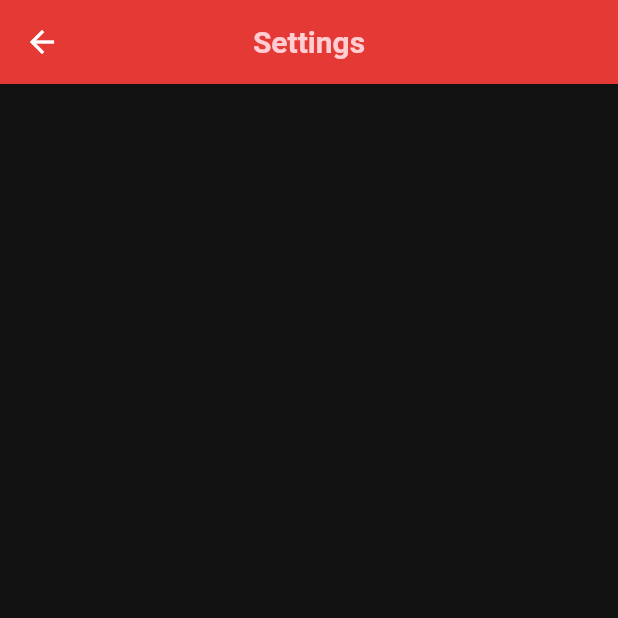
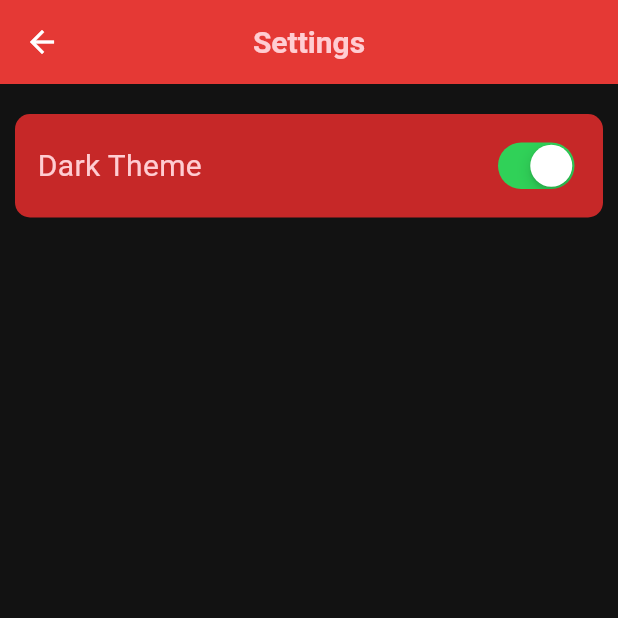
Before and after one commit to harshit-jain52/ChatApp, a Flutter app: the screen it shows once a user with an empty profile is signed in, in the side drawer, after a tap on "SETTINGS", on a phone screen of 412 x 824 dp, the top half of it. Run offline on Flutter 3.47's test engine with Material 3 defaults, Android fonts, the phone set to English and light mode, and no system bars; our stand-ins replace cloud_firestore, firebase_auth, firebase_core; accounts and stored records are empty.

Commit message:
Toggle theme

```diff
--- a/lib/main.dart
+++ b/lib/main.dart
@@ -1,8 +1,8 @@
 import 'package:chatapp/services/auth/auth_gate.dart';
-import 'package:chatapp/themes/dark_mode.dart';
-// import 'package:chatapp/themes/light_mode.dart';
+import 'package:chatapp/themes/theme_provider.dart';
 import 'package:flutter/material.dart';
 import 'package:firebase_core/firebase_core.dart';
+import 'package:provider/provider.dart';
 import 'firebase_options.dart';
 
 void main() async {
@@ -11,9 +11,21 @@ void main() async {
     options: DefaultFirebaseOptions.currentPlatform,
   );
 
-  runApp(MaterialApp(
-    home: const AuthGate(),
-    theme: darkMode,
-    debugShowCheckedModeBanner: false,
+  runApp(ChangeNotifierProvider(
+    create: (context) => ThemeProvider(),
+    child: const MyApp(),
   ));
 }
+
+class MyApp extends StatelessWidget {
+  const MyApp({super.key});
+
+  @override
+  Widget build(BuildContext context) {
+    return MaterialApp(
+      home: const AuthGate(),
+      theme: Provider.of<ThemeProvider>(context).themeData,
+      debugShowCheckedModeBanner: false,
+    );
+  }
+}
--- a/lib/screens/settings.dart
+++ b/lib/screens/settings.dart
@@ -1,13 +1,41 @@
 import 'package:chatapp/components/title_bar.dart';
+import 'package:chatapp/themes/theme_provider.dart';
+import 'package:flutter/cupertino.dart';
 import 'package:flutter/material.dart';
+import 'package:provider/provider.dart';
 
 class Settings extends StatelessWidget {
   const Settings({super.key});
 
   @override
   Widget build(BuildContext context) {
-    return const Scaffold(
-      appBar: TitleBar(header: "Settings"),
+    return Scaffold(
+      appBar: const TitleBar(header: "Settings"),
+      body: Container(
+        padding: const EdgeInsets.all(15),
+        margin: const EdgeInsets.only(top: 20, left: 10, right: 10),
+        decoration: BoxDecoration(
+          color: Theme.of(context).colorScheme.secondary,
+          borderRadius: BorderRadius.circular(10),
+        ),
+        child: Row(
+          mainAxisAlignment: MainAxisAlignment.spaceBetween,
+          children: [
+            Text(
+              "Dark Theme",
+              style: TextStyle(
+                  fontSize: 20,
+                  color: Theme.of(context).colorScheme.inversePrimary),
+            ),
+            CupertinoSwitch(
+              value: Provider.of<ThemeProvider>(context).isDarkMode,
+              onChanged: (value) =>
+                  Provider.of<ThemeProvider>(context, listen: false)
+                      .toggleTheme(),
+            )
+          ],
+        ),
+      ),
     );
   }
 }
--- /dev/null
+++ b/lib/themes/theme_provider.dart
@@ -0,0 +1,20 @@
+import 'package:chatapp/themes/dark_mode.dart';
+import 'package:chatapp/themes/light_mode.dart';
+import 'package:flutter/material.dart';
+
+class ThemeProvider extends ChangeNotifier {
+  ThemeData _themeData = darkMode;
+
+  ThemeData get themeData => _themeData;
+  bool get isDarkMode => _themeData == darkMode;
+
+  set themeData(ThemeData themeData) {
+    _themeData = themeData;
+    notifyListeners();
+  }
+
+  void toggleTheme() {
+    _themeData = _themeData == darkMode ? lightMode : darkMode;
+    notifyListeners();
+  }
+}
--- a/pubspec.yaml
+++ b/pubspec.yaml
@@ -39,6 +39,7 @@ dependencies:
   url_launcher: ^6.2.6
   cloud_firestore: ^4.17.2
   intl: ^0.19.0
+  provider: ^6.1.2
 
 dev_dependencies:
   flutter_test:
```
Also changed, not shown: pubspec.lock.
